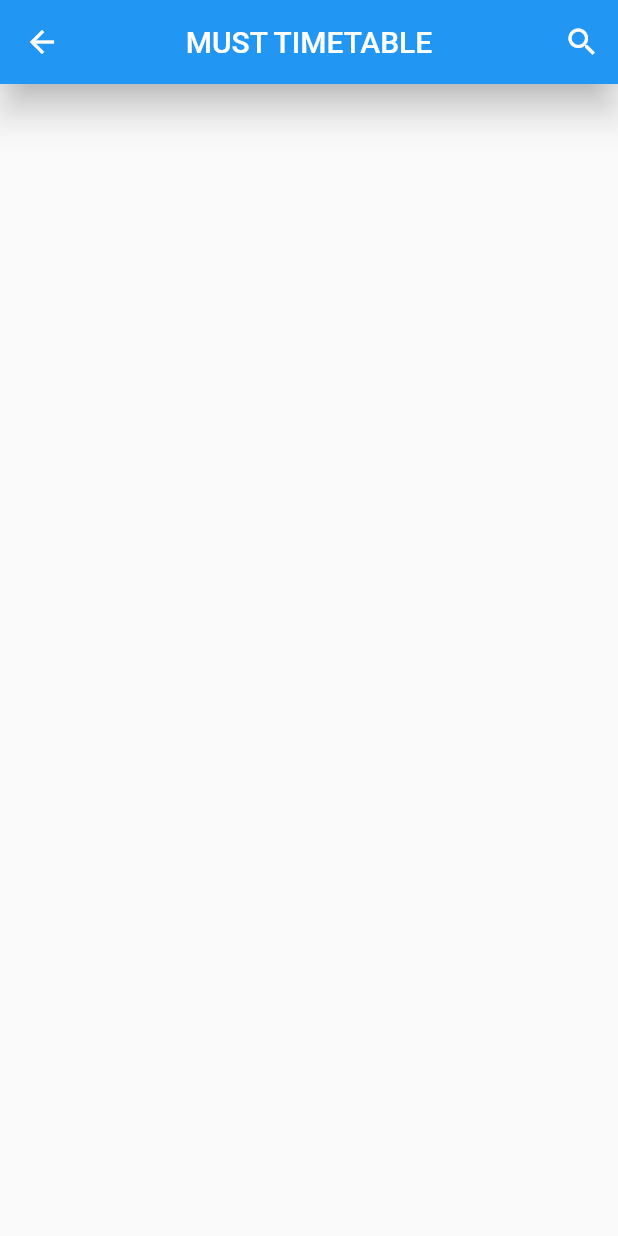
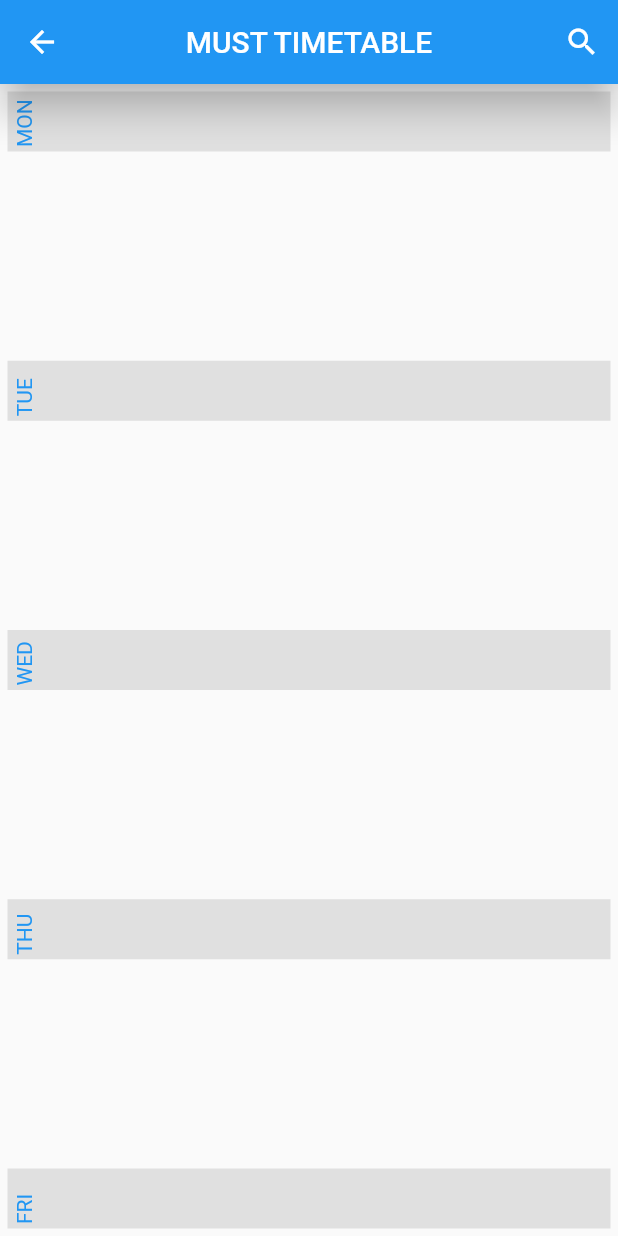
Before and after one commit to shadkasera/must_app, a Flutter app: the screen it shows after launch, after a tap on "VIEW LECTURER TIMETABLE", on a phone screen of 412 x 824 dp. Run offline on Flutter 3.47's test engine with Material 2 defaults, Android fonts, the phone set to English and light mode, and no system bars.

Commit message:
modified files

```diff
--- a/lib/home_screen.dart
+++ b/lib/home_screen.dart
@@ -215,6 +215,7 @@ class home_screen extends StatelessWidget {
             padding: const EdgeInsets.all(18.0),
             child: Column(
               mainAxisAlignment: MainAxisAlignment.spaceBetween,
+              crossAxisAlignment: CrossAxisAlignment.center,
               children: [
                 const SizedBox(height: 20),
                 RichText(
@@ -252,7 +253,7 @@ class home_screen extends StatelessWidget {
                         shape:
                             MaterialStateProperty.all<RoundedRectangleBorder>(
                           RoundedRectangleBorder(
-                            borderRadius: BorderRadius.circular(30.0),
+                            borderRadius: BorderRadius.circular(10.0),
                           ),
                         ),
                       ),
@@ -285,7 +286,7 @@ class home_screen extends StatelessWidget {
                         shape:
                             MaterialStateProperty.all<RoundedRectangleBorder>(
                           RoundedRectangleBorder(
-                            borderRadius: BorderRadius.circular(30.0),
+                            borderRadius: BorderRadius.circular(10.0),
                           ),
                         ),
                       ),
@@ -318,7 +319,7 @@ class home_screen extends StatelessWidget {
                         shape:
                             MaterialStateProperty.all<RoundedRectangleBorder>(
                           RoundedRectangleBorder(
-                            borderRadius: BorderRadius.circular(30.0),
+                            borderRadius: BorderRadius.circular(10.0),
                           ),
                         ),
                       ),
@@ -351,14 +352,14 @@ class home_screen extends StatelessWidget {
                         shape:
                             MaterialStateProperty.all<RoundedRectangleBorder>(
                           RoundedRectangleBorder(
-                            borderRadius: BorderRadius.circular(30.0),
+                            borderRadius: BorderRadius.circular(10.0),
                           ),
                         ),
                       ),
                       child: const Padding(
                         padding: EdgeInsets.symmetric(vertical: 12.0),
                         child: Text(
-                          '         VIEW FREE ROOMS       ',
+                          '          VIEW FREE ROOMS       ',
                           style: TextStyle(
                             color: Colors.white,
                             fontSize: 20.0,
@@ -366,13 +367,8 @@ class home_screen extends StatelessWidget {
                         ),
                       ),
                     )),
-                const SizedBox(height: 20),
-                const Divider(
-                  height: 20,
-                  thickness: 2,
-                  indent: BorderSide.strokeAlignCenter,
-                  color: Colors.black,
-                )
+
+
               ],
             ),
           )),
--- a/lib/show_timetable_screen.dart
+++ b/lib/show_timetable_screen.dart
@@ -26,8 +26,101 @@ class ShowTimetable extends StatelessWidget {
         ),
         centerTitle: true,
       ),
+      body: Padding(
+        padding: const EdgeInsets.all(5.0),
+        child: Expanded(
+            child: Column(
+          mainAxisAlignment: MainAxisAlignment.spaceBetween,
+          children: [
 
+            Container(
+              height: 40,
+              width: double.infinity,
+              color: Colors.grey[300],
+              // ignore: prefer_const_constructors
+              child: Padding(
+                padding: const EdgeInsets.all(
+                3,
                 ),
-    );
+                child: const RotatedBox(quarterTurns: 3,
+                  child: Text(
+                    'MON',
+                    style: TextStyle(color: Colors.blue),
+                  ),
+                ),
+              ),
+            ),
+            Container(
+              height: 40,
+              width: double.infinity,
+              color: Colors.grey[300],
+              // ignore: prefer_const_constructors
+              child: Padding(
+                padding: const EdgeInsets.all(
+                3,
+                ),
+                child: const RotatedBox(quarterTurns: 3,
+                  child: Text(
+                    'TUE',
+                    style: TextStyle(color: Colors.blue),
+                  ),
+                ),
+              ),
+            ),
+            Container(
+              height: 40,
+              width: double.infinity,
+              color: Colors.grey[300],
+              // ignore: prefer_const_constructors
+              child: Padding(
+                padding: const EdgeInsets.all(
+                3,
+                ),
+                child: const RotatedBox(quarterTurns: 3,
+                  child: Text(
+                    'WED',
+                    style: TextStyle(color: Colors.blue),
+                  ),
+                ),
+              ),
+            ),
+            Container(
+              height: 40,
+              width: double.infinity,
+              color: Colors.grey[300],
+              // ignore: prefer_const_constructors
+              child: Padding(
+                padding: const EdgeInsets.all(
+                3,
+                ),
+                child: const RotatedBox(quarterTurns: 3,
+                  child: Text(
+                    'THU',
+                    style: TextStyle(color: Colors.blue),
+                  ),
+                ),
+              ),
+            ),
+            Container(
+              height: 40,
+              width: double.infinity,
+              color: Colors.grey[300],
+              // ignore: prefer_const_constructors
+              child: Padding(
+                padding: const EdgeInsets.all(
+                3,
+                ),
+                child: const RotatedBox(quarterTurns: 3,
+                  child: Text(
+                    'FRI',
+                    style: TextStyle(color: Colors.blue),
+                  ),
+                ),
+              ),
+            ),
+          ],
+        )),
+      ),
+    ));
   }
 }
```
Lines whose indentation alone changed are shown as unchanged.
